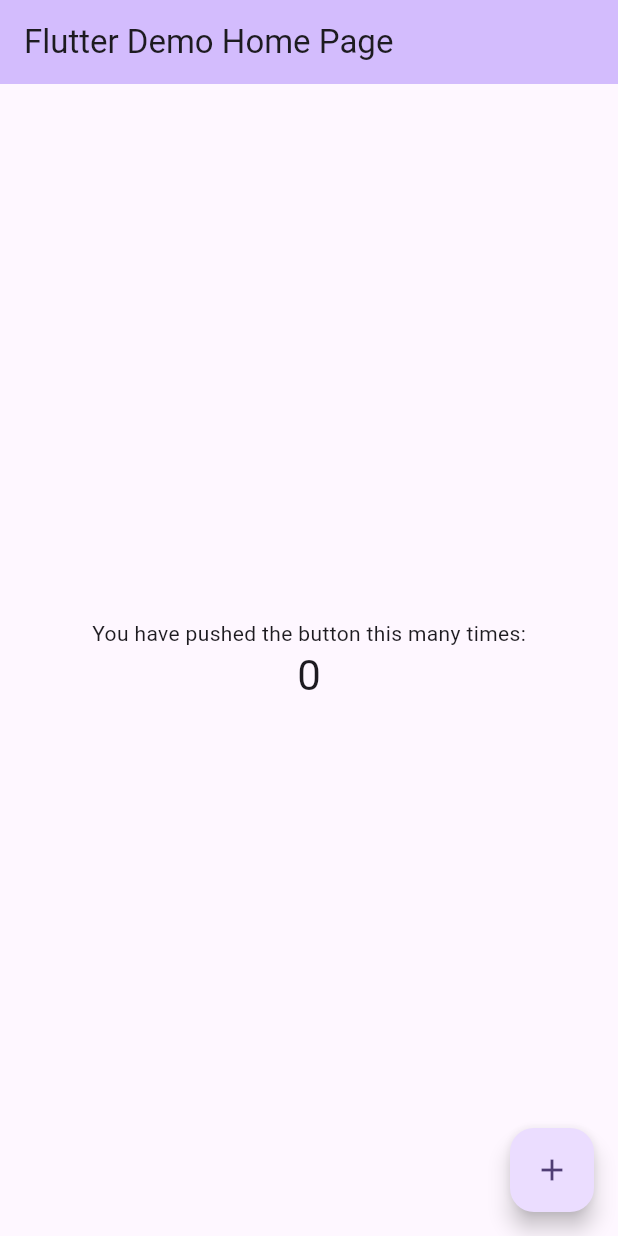
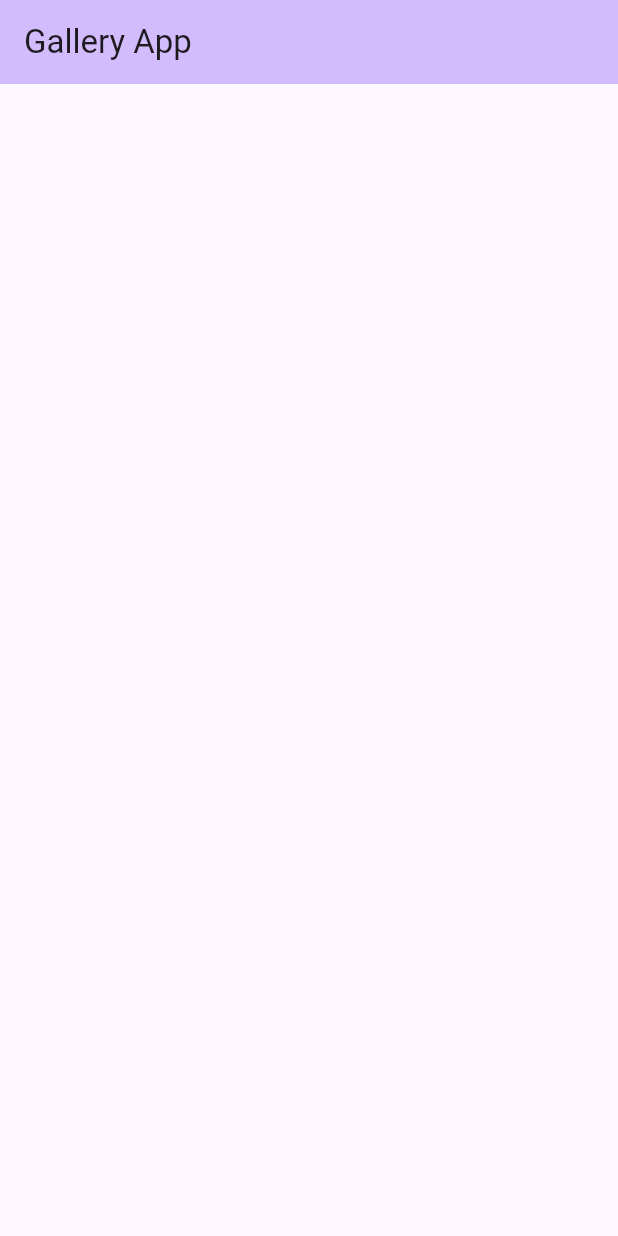
Before and after one commit to shakeebshaikh/gallery_app, a Flutter app: the screen it shows after launch, on a phone screen of 412 x 824 dp. Run offline on Flutter 3.47's test engine with Material 3 defaults, Android fonts, the phone set to English and light mode, and no system bars.

```diff
--- a/lib/main.dart
+++ b/lib/main.dart
@@ -7,119 +7,45 @@ void main() {
 class MyApp extends StatelessWidget {
   const MyApp({super.key});
 
-  // This widget is the root of your application.
   @override
   Widget build(BuildContext context) {
     return MaterialApp(
       title: 'Flutter Demo',
       theme: ThemeData(
-        // This is the theme of your application.
-        //
-        // TRY THIS: Try running your application with "flutter run". You'll see
-        // the application has a purple toolbar. Then, without quitting the app,
-        // try changing the seedColor in the colorScheme below to Colors.green
-        // and then invoke "hot reload" (save your changes or press the "hot
-        // reload" button in a Flutter-supported IDE, or press "r" if you used
-        // the command line to start the app).
-        //
-        // Notice that the counter didn't reset back to zero; the application
-        // state is not lost during the reload. To reset the state, use hot
-        // restart instead.
-        //
-        // This works for code too, not just values: Most code changes can be
-        // tested with just a hot reload.
         colorScheme: ColorScheme.fromSeed(seedColor: Colors.deepPurple),
         useMaterial3: true,
       ),
-      home: const MyHomePage(title: 'Flutter Demo Home Page'),
+      home:  const MyHomePage( ),
     );
   }
 }
 
 class MyHomePage extends StatefulWidget {
-  const MyHomePage({super.key, required this.title});
+  const MyHomePage({super.key});
 
-  // This widget is the home page of your application. It is stateful, meaning
-  // that it has a State object (defined below) that contains fields that affect
-  // how it looks.
 
-  // This class is the configuration for the state. It holds the values (in this
-  // case the title) provided by the parent (in this case the App widget) and
-  // used by the build method of the State. Fields in a Widget subclass are
-  // always marked "final".
-
-  final String title;
 
   @override
   State<MyHomePage> createState() => _MyHomePageState();
 }
 
 class _MyHomePageState extends State<MyHomePage> {
-  int _counter = 0;
-
-  void _incrementCounter() {
-    setState(() {
-      // This call to setState tells the Flutter framework that something has
-      // changed in this State, which causes it to rerun the build method below
-      // so that the display can reflect the updated values. If we changed
-      // _counter without calling setState(), then the build method would not be
-      // called again, and so nothing would appear to happen.
-      _counter++;
-    });
-  }
 
   @override
   Widget build(BuildContext context) {
-    // This method is rerun every time setState is called, for instance as done
-    // by the _incrementCounter method above.
-    //
-    // The Flutter framework has been optimized to make rerunning build methods
-    // fast, so that you can just rebuild anything that needs updating rather
-    // than having to individually change instances of widgets.
     return Scaffold(
       appBar: AppBar(
-        // TRY THIS: Try changing the color here to a specific color (to
-        // Colors.amber, perhaps?) and trigger a hot reload to see the AppBar
-        // change color while the other colors stay the same.
         backgroundColor: Theme.of(context).colorScheme.inversePrimary,
-        // Here we take the value from the MyHomePage object that was created by
-        // the App.build method, and use it to set our appbar title.
-        title: Text(widget.title),
+        title: const Text('Gallery App'),
       ),
-      body: Center(
-        // Center is a layout widget. It takes a single child and positions it
-        // in the middle of the parent.
+      body: const Center(
         child: Column(
-          // Column is also a layout widget. It takes a list of children and
-          // arranges them vertically. By default, it sizes itself to fit its
-          // children horizontally, and tries to be as tall as its parent.
-          //
-          // Column has various properties to control how it sizes itself and
-          // how it positions its children. Here we use mainAxisAlignment to
-          // center the children vertically; the main axis here is the vertical
-          // axis because Columns are vertical (the cross axis would be
-          // horizontal).
-          //
-          // TRY THIS: Invoke "debug painting" (choose the "Toggle Debug Paint"
-          // action in the IDE, or press "p" in the console), to see the
-          // wireframe for each widget.
           mainAxisAlignment: MainAxisAlignment.center,
           children: <Widget>[
-            const Text(
-              'You have pushed the button this many times:',
-            ),
-            Text(
-              '$_counter',
-              style: Theme.of(context).textTheme.headlineMedium,
-            ),
+
           ],
         ),
       ),
-      floatingActionButton: FloatingActionButton(
-        onPressed: _incrementCounter,
-        tooltip: 'Increment',
-        child: const Icon(Icons.add),
-      ), // This trailing comma makes auto-formatting nicer for build methods.
     );
   }
 }
```
Also changed, not shown: lib/Model/Image.dart (added, +15 -0 lines).
